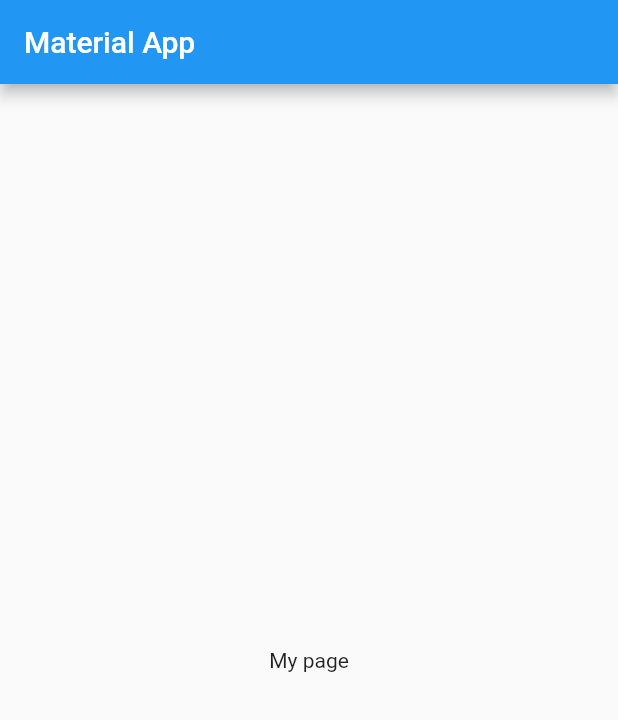
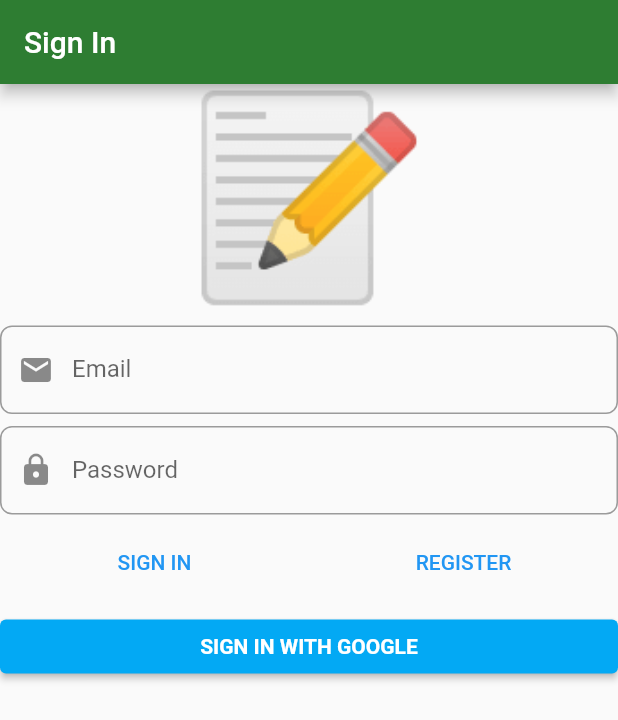
Before and after one commit to bbcbreno/super_todo, a Flutter app: the screen it shows after launch, on a phone screen of 412 x 824 dp. Shown: the top 720 px of the screen. Run offline on Flutter 3.47's test engine with Material 2 defaults, Android fonts, the phone set to English and light mode, and no system bars; our stand-ins replace bloc, dartz, firebase_auth, firebase_core, flutter_bloc, freezed_annotation and 3 more; accounts and stored records are empty.

Commit message:
add UI for sign in

```diff
--- a/lib/application/auth/sign_in_form/sign_in_form_state.dart
+++ b/lib/application/auth/sign_in_form/sign_in_form_state.dart
@@ -11,9 +11,10 @@ abstract class SignInFormState with _$SignInFormState {
     Option<Either<AuthFailure, Unit>> authFailureOrSuccessOption,
   ) = _SignInFormState;
 
+  // TODO: fix null safety, currect with initial valied values
   factory SignInFormState.initial() => SignInFormState(
-        EmailAddress(''),
-        Password(''),
+        EmailAddress('mail@test.com'),
+        Password('123456'),
         false,
         false,
         none(),
--- a/lib/main.dart
+++ b/lib/main.dart
@@ -1,34 +1,12 @@
+import 'package:firebase_core/firebase_core.dart';
 import 'package:flutter/material.dart';
 import 'package:injectable/injectable.dart';
 import 'package:super_todo/injection.dart';
+import 'package:super_todo/presentation/core/app_widget.dart';
 
-import 'domain/auth/value_objects.dart';
-
-void main() {
+Future<void> main() async {
+  WidgetsFlutterBinding.ensureInitialized();
   configureInjection(Environment.prod);
-  runApp(MyApp());
+  await Firebase.initializeApp();
+  runApp(AppWidget());
 }
-
-class MyApp extends StatelessWidget {
-  @override
-  Widget build(BuildContext context) {
-    final EmailAddress email = EmailAddress('email@email.com');
-    // ignore: avoid_print
-    print(email.value.getOrElse(() => 'Wrong kind of email'));
-
-    return MaterialApp(
-      title: 'Flutter Demo',
-      theme: ThemeData(
-        primarySwatch: Colors.blue,
-      ),
-      home: Scaffold(
-        appBar: AppBar(
-          title: const Text('Material App'),
-        ),
-        body: const Center(
-          child: Text('My page'),
-        ),
-      ),
-    );
-  }
-}
--- /dev/null
+++ b/lib/presentation/core/app_widget.dart
@@ -0,0 +1,23 @@
+import 'package:flutter/material.dart';
+import 'package:super_todo/presentation/sign_in/sign_in_page.dart';
+
+class AppWidget extends StatelessWidget {
+  @override
+  Widget build(BuildContext context) {
+    return MaterialApp(
+      title: 'Notes',
+      debugShowCheckedModeBanner: false,
+      theme: ThemeData.light().copyWith(
+        // primarySwatch: Colors.green,
+        primaryColor: Colors.green[800],
+        accentColor: Colors.blueAccent,
+        inputDecorationTheme: InputDecorationTheme(
+          border: OutlineInputBorder(
+            borderRadius: BorderRadius.circular(8),
+          ),
+        ),
+      ),
+      home: const SignInPage(),
+    );
+  }
+}
--- /dev/null
+++ b/lib/presentation/sign_in/sign_in_page.dart
@@ -0,0 +1,22 @@
+import 'package:flutter/material.dart';
+import 'package:super_todo/application/auth/sign_in_form/sign_in_form_bloc.dart';
+import 'package:super_todo/injection.dart';
+import 'package:super_todo/presentation/sign_in/widgets/sign_in_form.dart';
+import 'package:flutter_bloc/flutter_bloc.dart';
+
+class SignInPage extends StatelessWidget {
+  const SignInPage({Key? key}) : super(key: key);
+
+  @override
+  Widget build(BuildContext context) {
+    return Scaffold(
+      appBar: AppBar(
+        title: const Text('Sign In'),
+      ),
+      body: BlocProvider(
+        create: (context) => getIt<SignInFormBloc>(),
+        child: const SignInForm(),
+      ),
+    );
+  }
+}
--- /dev/null
+++ b/lib/presentation/sign_in/widgets/sign_in_form.dart
@@ -0,0 +1,78 @@
+import 'package:flutter/material.dart';
+import 'package:flutter_bloc/flutter_bloc.dart';
+import 'package:super_todo/application/auth/sign_in_form/sign_in_form_bloc.dart';
+
+class SignInForm extends StatelessWidget {
+  const SignInForm({Key? key}) : super(key: key);
+
+  @override
+  Widget build(BuildContext context) {
+    return BlocConsumer<SignInFormBloc, SignInFormState>(
+      listener: (context, state) {},
+      builder: (context, state) {
+        return Form(
+          child: ListView(
+            // ignore: prefer_const_literals_to_create_immutables
+            children: [
+              const Text(
+                '📝',
+                textAlign: TextAlign.center,
+                style: TextStyle(fontSize: 130),
+              ),
+              const SizedBox(height: 8),
+              TextFormField(
+                decoration: const InputDecoration(
+                  prefixIcon: Icon(Icons.email),
+                  labelText: 'Email',
+                ),
+                autocorrect: false,
+              ),
+              const SizedBox(height: 8),
+              TextFormField(
+                decoration: const InputDecoration(
+                  prefixIcon: Icon(Icons.lock),
+                  labelText: 'Password',
+                ),
+                autocorrect: false,
+                obscureText: true,
+              ),
+              const SizedBox(height: 8),
+              Row(
+                // mainAxisAlignment: MainAxisAlignment.spaceAround,
+                children: [
+                  Expanded(
+                    child: TextButton(
+                      onPressed: () {},
+                      child: const Text('SIGN IN'),
+                    ),
+                  ),
+                  Expanded(
+                    child: TextButton(
+                      onPressed: () {},
+                      child: const Text('REGISTER'),
+                    ),
+                  ),
+                ],
+              ),
+              const SizedBox(height: 8),
+              ElevatedButton(
+                style: ButtonStyle(
+                  textStyle: MaterialStateProperty.all(
+                    const TextStyle(
+                      fontWeight: FontWeight.bold,
+                    ),
+                  ),
+                  backgroundColor: MaterialStateProperty.all(
+                    Colors.lightBlue,
+                  ),
+                ),
+                onPressed: () {},
+                child: const Text('SIGN IN WITH GOOGLE'),
+              ),
+            ],
+          ),
+        );
+      },
+    );
+  }
+}
```
Also changed, not shown: 1 other file.
